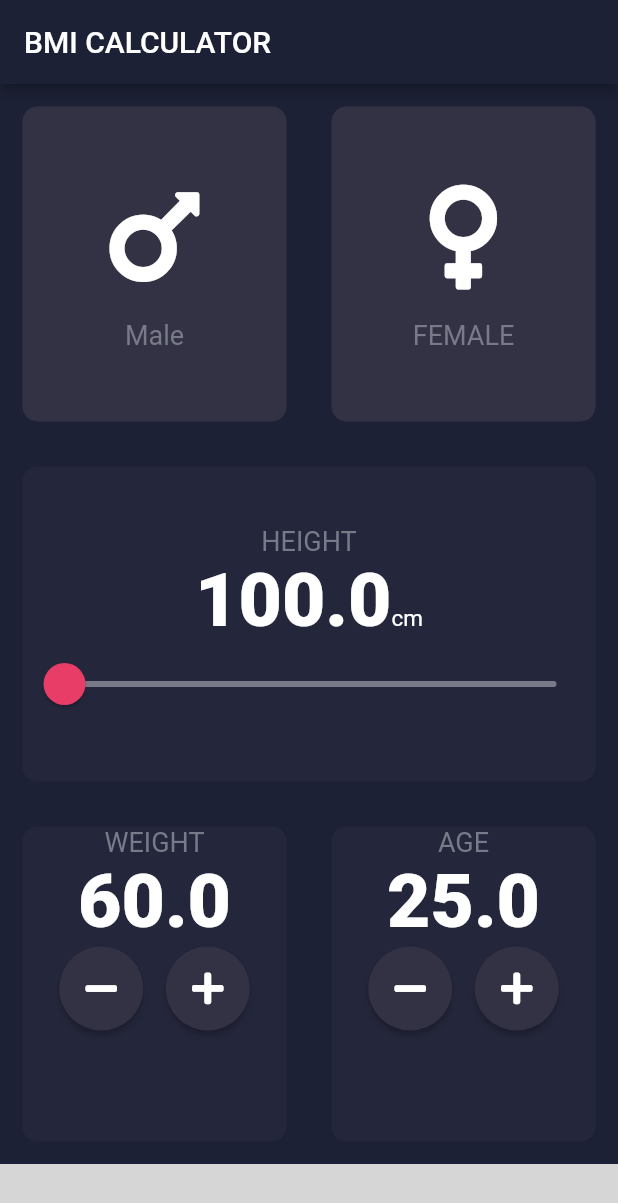
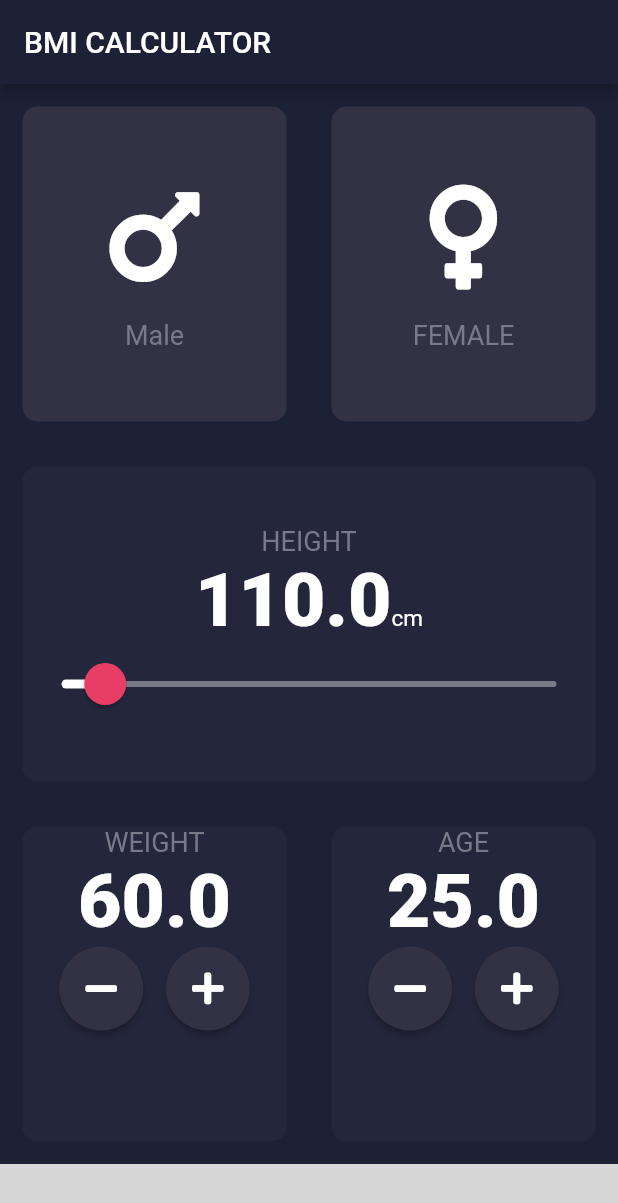
Before and after one commit to IslamShawky/BMI-Flutter-App, a Flutter app: the screen it shows after launch, on a phone screen of 412 x 824 dp. Shown: the top 1203 px of the screen. Run offline on Flutter 3.47's test engine with Material 2 defaults, Android fonts, the phone set to English and light mode, and no system bars; our stand-ins replace font_awesome_flutter; statements that could not run were skipped; grey boxes are pictures that could not be loaded.

Commit message:
Default height 110

```diff
--- a/lib/inputPage.dart
+++ b/lib/inputPage.dart
@@ -19,7 +19,7 @@ class InputPage extends StatefulWidget {
 
 class _InputPageState extends State<InputPage> {
   GenderType selected;
-  double height = 100;
+  double height = 110;
   double weight = 60;
   double age = 25;
 
```
